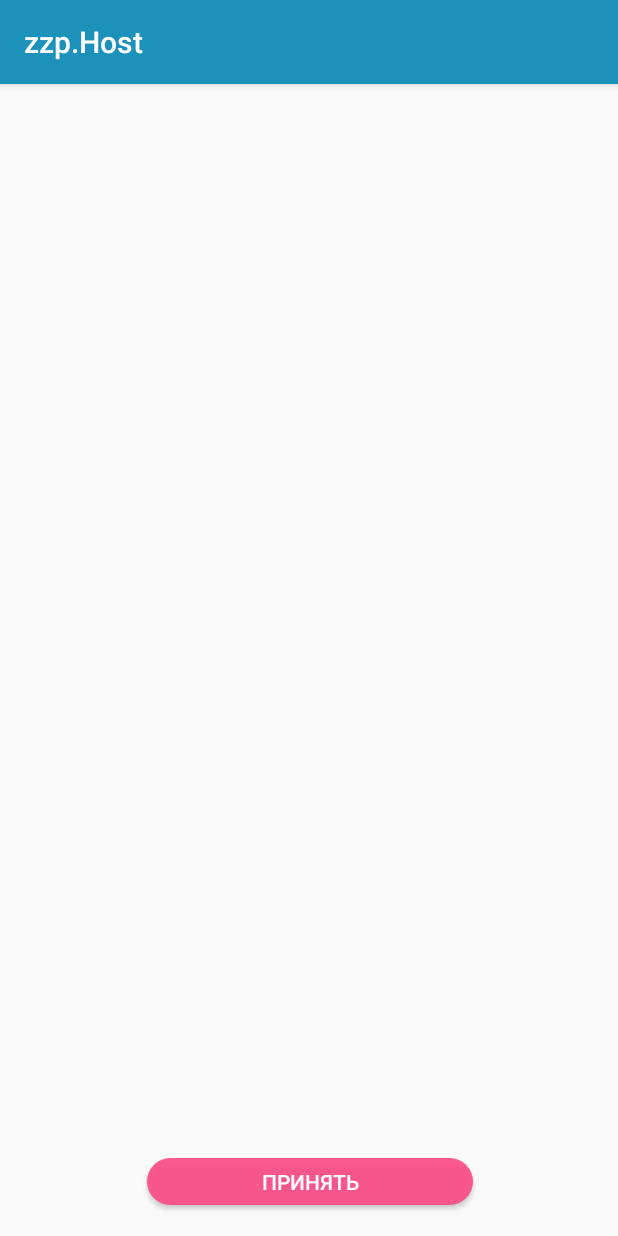
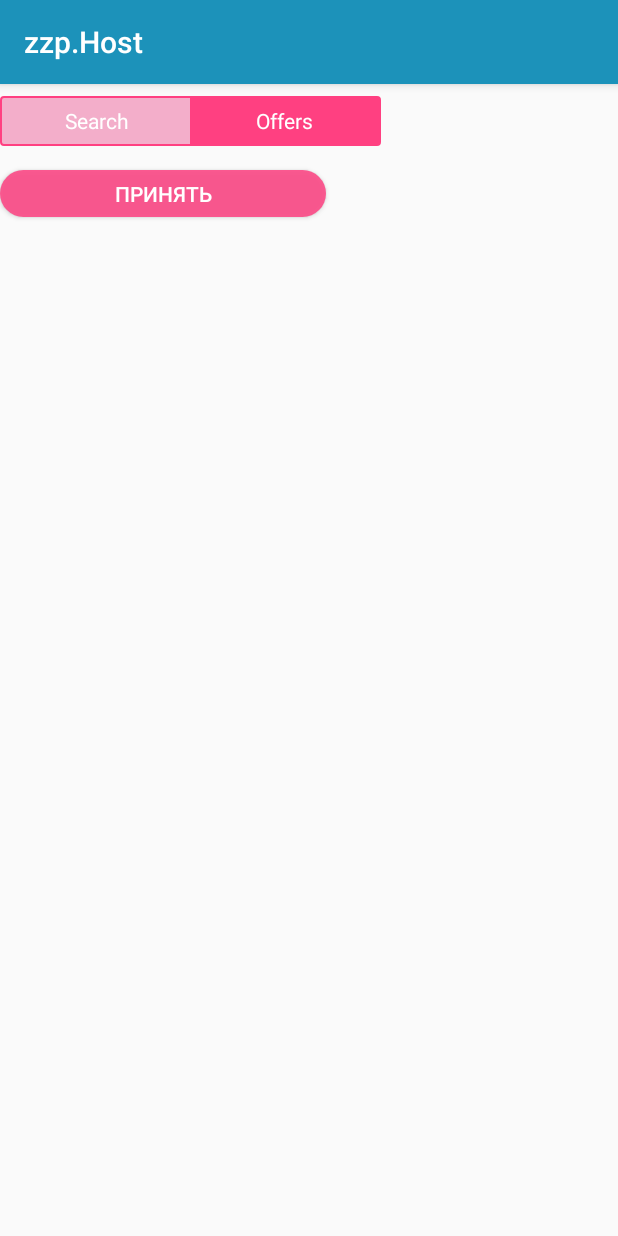
Before and after one commit to VitalyPortret/MyTaskAndroidClient, an Android app: the fragment CreateTaskChapterThreeFragment shown on its own in the app's theme, on a phone screen of 412 x 824 dp. Run offline under Robolectric (Android 15) with nearby library versions, the light colour scheme and no system bars.

Commit message:
Создание нового представлени(внешнего вида) для RadioGroup

```diff
--- /dev/null
+++ b/app/src/main/res/drawable/pink_out_line.xml
@@ -0,0 +1,9 @@
+<?xml version="1.0" encoding="utf-8"?>
+<shape xmlns:android="http://schemas.android.com/apk/res/android"
+    android:shape="rectangle">
+    <corners android:radius="2dp" />
+    <solid android:color="@color/colorLightAccent" />
+    <stroke
+        android:width="1dp"
+        android:color="@color/colorAccent" />
+</shape>
--- /dev/null
+++ b/app/src/main/res/drawable/toggle_widget_background.xml
@@ -0,0 +1,6 @@
+<?xml version="1.0" encoding="UTF-8" standalone="no"?>
+<selector xmlns:android="http://schemas.android.com/apk/res/android">
+    <item android:drawable="@color/colorAccent" android:state_checked="true" />
+    <item android:drawable="@color/colorDarkAccent" android:state_pressed="true" />
+    <item android:drawable="@color/transparent" />
+</selector>
--- a/app/src/main/res/layout/fragment_create_task_chapter_3.xml
+++ b/app/src/main/res/layout/fragment_create_task_chapter_3.xml
@@ -1,11 +1,56 @@
 <?xml version="1.0" encoding="utf-8"?>
-<android.support.constraint.ConstraintLayout
+<LinearLayout
     xmlns:android="http://schemas.android.com/apk/res/android"
     xmlns:app="http://schemas.android.com/apk/res-auto"
     xmlns:tools="http://schemas.android.com/tools"
+    android:orientation="vertical"
     android:layout_width="match_parent"
     android:layout_height="match_parent">
 
+
+    <RadioGroup
+        android:id="@+id/toggle"
+        android:layout_width="254dp"
+        android:layout_height="33dp"
+        android:layout_marginBottom="8dp"
+        android:layout_marginTop="8dp"
+        android:background="@drawable/pink_out_line"
+        android:checkedButton="@+id/offer"
+        android:orientation="horizontal"
+        app:layout_constraintBottom_toBottomOf="parent"
+        app:layout_constraintLeft_toLeftOf="parent"
+        app:layout_constraintRight_toRightOf="parent"
+        app:layout_constraintTop_toTopOf="parent"
+        app:layout_constraintVertical_bias="0.136">
+
+        <RadioButton
+            android:id="@+id/search"
+            android:layout_width="0dp"
+            android:layout_height="match_parent"
+            android:layout_marginBottom="1dp"
+            android:layout_marginLeft="1dp"
+            android:layout_marginTop="1dp"
+            android:layout_weight="1"
+            android:background="@drawable/toggle_widget_background"
+            android:button="@null"
+            android:gravity="center"
+            android:text="Search"
+            android:textColor="@color/colorWhite" />
+
+        <RadioButton
+            android:id="@+id/offer"
+            android:layout_width="0dp"
+            android:layout_height="match_parent"
+            android:layout_marginBottom="1dp"
+            android:layout_marginRight="1dp"
+            android:layout_marginTop="1dp"
+            android:layout_weight="1"
+            android:background="@drawable/toggle_widget_background"
+            android:button="@null"
+            android:gravity="center"
+            android:text="Offers"
+            android:textColor="@color/colorWhite" />
+    </RadioGroup>
 
     <Button
         android:id="@+id/button"
@@ -21,6 +66,6 @@
         app:layout_constraintLeft_toLeftOf="parent"
         app:layout_constraintRight_toRightOf="parent"
         app:layout_constraintTop_toTopOf="parent"
-        app:layout_constraintVertical_bias="0.982" />
+        app:layout_constraintVertical_bias="0.84" />
 
-</android.support.constraint.ConstraintLayout>
+</LinearLayout>
--- a/app/src/main/res/values/colors.xml
+++ b/app/src/main/res/values/colors.xml
@@ -3,6 +3,8 @@
     <color name="colorPrimary">#3F51B5</color>
     <color name="colorPrimaryDark">#303F9F</color>
     <color name="colorAccent">#FF4081</color>
+    <color name="colorDarkAccent">#cc4d78</color>
+    <color name="colorLightAccent">#80ed649b</color>
     <color name="colorBlue">#10bbd7</color>
     <color name="colorDarkBlue">#2d7a96</color>
     <color name="colorMiddleBlue">#1c92ba</color>
@@ -11,4 +13,5 @@
     <color name="colorBlack">#000000</color>
     <color name="colorWhite">#ffffff</color>
     <color name="colorMiddleGrey">#f1dedede</color>
+    <color name="transparent">#00ffffff</color>
 </resources>
```
